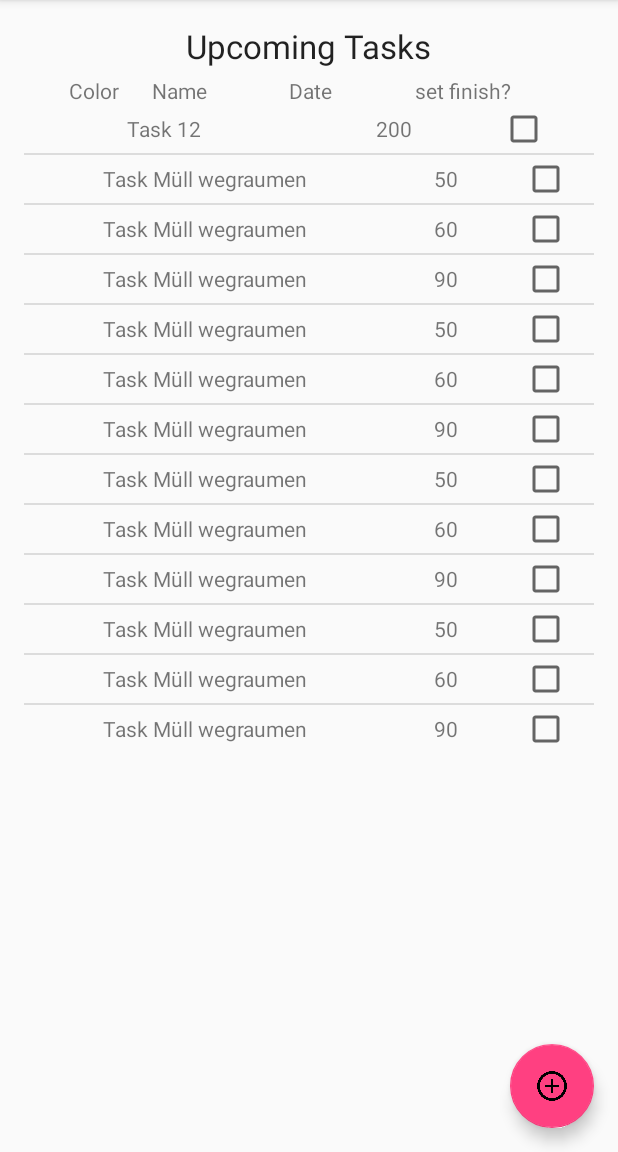
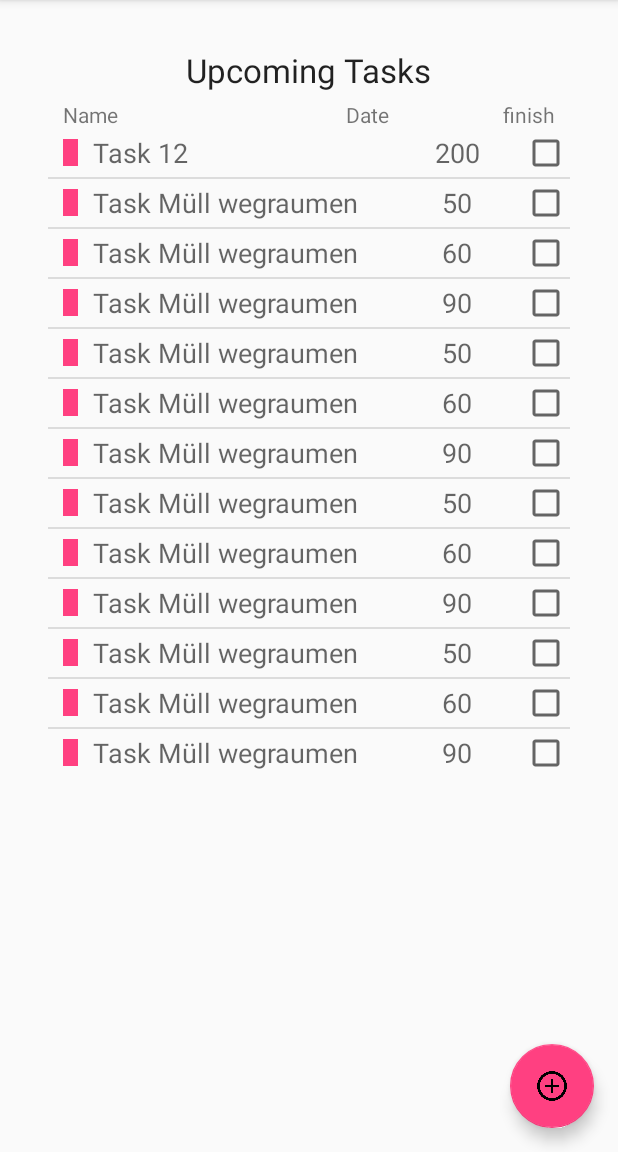
Before and after one commit to NudelSquad/NudelCalendar, an Android app: the screen it shows after launch (MainActivity), in the side drawer, after a tap on "Task Board", on a phone screen of 412 x 824 dp, the part 84-1236 px from its top. Run offline under Robolectric (Android 15) with nearby library versions, the phone set to English and light mode, and no system bars; 5 statements that could not run were skipped.

Commit message:
changens ond task wall

```diff
--- a/app/src/main/java/nudelsquad/nudelcalendar/TaskBoard.java
+++ b/app/src/main/java/nudelsquad/nudelcalendar/TaskBoard.java
@@ -18,6 +18,7 @@ import android.support.v4.app.Fragment;
 import android.widget.Toast;
 
 import java.util.ArrayList;
+import java.util.Calendar;
 import java.util.List;
 import java.util.zip.Inflater;
 
@@ -32,7 +33,7 @@ public class TaskBoard extends Fragment {
     @Override
     public View onCreateView(final LayoutInflater inflater, ViewGroup container, Bundle savedInstanceState) {
 
-
+        Calendar.getInstance().getTime();
         View rootView = inflater.inflate(R.layout.activity_taskboard, container, false);
         Bundle args = getArguments();
         taskboardview = (ListView) rootView.findViewById(R.id.taskboard_list);
--- a/app/src/main/java/nudelsquad/nudelcalendar/TaskBoardAdapter.java
+++ b/app/src/main/java/nudelsquad/nudelcalendar/TaskBoardAdapter.java
@@ -7,8 +7,10 @@ import android.view.ViewGroup;
 import android.widget.BaseAdapter;
 import android.widget.CheckBox;
 import android.widget.GridLayout;
+import android.widget.LinearLayout;
 import android.widget.TextView;
 
+import java.util.Calendar;
 import java.util.List;
 
 public class TaskBoardAdapter extends BaseAdapter {
@@ -48,7 +50,7 @@ public class TaskBoardAdapter extends BaseAdapter {
         {
             holder = new ViewHolder();
             convertView = this.inflater.inflate(R.layout.task_item,parent,false);
-            holder.grid_colortask = (GridLayout) convertView.findViewById(R.id.grid_color);
+            holder.grid_colortask = (LinearLayout) convertView.findViewById(R.id.task_color);
             holder.txtname = (TextView) convertView.findViewById(R.id.txt_taskname);
             holder.txtdate = (TextView) convertView.findViewById(R.id.txt_duedate);
             holder.chk_task = (CheckBox) convertView.findViewById(R.id.check_task);
@@ -71,7 +73,7 @@ public class TaskBoardAdapter extends BaseAdapter {
     }
 
     private class ViewHolder{
-        GridLayout grid_colortask;
+        LinearLayout grid_colortask;
         TextView txtname, txtdate;
         CheckBox chk_task;
 
--- a/app/src/main/res/layout/activity_taskboard.xml
+++ b/app/src/main/res/layout/activity_taskboard.xml
@@ -3,6 +3,10 @@
     xmlns:tools="http://schemas.android.com/tools"
     android:layout_width="match_parent"
     android:layout_height="match_parent"
+    android:paddingBottom="@dimen/activity_vertical_margin"
+    android:paddingLeft="@dimen/activity_horizontal_margin"
+    android:paddingRight="@dimen/activity_horizontal_margin"
+    android:paddingTop="@dimen/activity_vertical_margin"
     tools:context="nudelsquad.nudelcalendar.DayList">
 
     <LinearLayout
@@ -27,29 +31,25 @@
             <TextView
                 android:layout_width="wrap_content"
                 android:layout_height="wrap_content"
-                android:text="Color"
-                android:layout_marginLeft="30dp"
-                android:layout_weight="0.4"
-                android:id="@+id/textView2" />
-
-            <TextView
-                android:layout_width="wrap_content"
-                android:layout_height="wrap_content"
                 android:text="Name"
                 android:layout_weight="1"
+                android:layout_marginLeft="10dp"
                 android:id="@+id/textView3" />
 
             <TextView
                 android:layout_width="wrap_content"
                 android:layout_height="wrap_content"
                 android:text="Date"
+                android:gravity="right"
                 android:layout_weight="1"
                 android:id="@+id/textView4" />
 
             <TextView
                 android:layout_width="wrap_content"
                 android:layout_height="wrap_content"
-                android:text="set finish?"
+                android:text="finish"
+                android:gravity="right"
+                android:layout_marginRight="10dp"
                 android:layout_weight="1"
                 android:id="@+id/textView5" />
         </LinearLayout>
--- a/app/src/main/res/layout/task_item.xml
+++ b/app/src/main/res/layout/task_item.xml
@@ -3,46 +3,62 @@
     android:layout_width="match_parent"
     android:layout_height="match_parent"
     android:descendantFocusability="blocksDescendants"
-    android:orientation="vertical"
-    android:paddingLeft="10dp"
-    android:paddingRight="10dp">
+    android:orientation="vertical">
 
     <LinearLayout xmlns:android="http://schemas.android.com/apk/res/android"
         android:layout_width="match_parent"
         android:layout_height="0dp"
+        android:layout_weight="1"
         android:descendantFocusability="blocksDescendants"
-        android:orientation="horizontal"
-        android:layout_weight="1">
+        android:orientation="horizontal">
 
-        <TextView
-            android:id="@+id/txt_taskname"
-            android:layout_height="match_parent"
+        <LinearLayout
+            android:layout_width="wrap_content"
+            android:layout_height="wrap_content"
             android:gravity="center"
             android:layout_gravity="center_vertical"
-            android:text="Name of Task:"
-            android:layout_weight="0.45"
-            android:layout_width="wrap_content" />
+            android:paddingLeft="10dp"
+            android:orientation="horizontal">
+
+            <LinearLayout
+                android:layout_width="wrap_content"
+                android:layout_height="match_parent"
+                android:gravity="center"
+                android:id="@+id/task_color"
+                android:background="@color/colorAccent"
+                android:minWidth="10dp"
+                android:layout_marginTop="3dp"
+                android:layout_marginBottom="3dp"
+                android:layout_marginRight="10dp"
+                android:orientation="horizontal" />
+
+            <TextView
+                android:id="@+id/txt_taskname"
+                android:layout_width="wrap_content"
+                android:layout_height="match_parent"
+                android:layout_weight="1"
+                android:gravity="left"
+                android:minLines="1"
+                android:maxWidth="200dp"
+                android:minWidth="200dp"
+                android:text="Name of Task:"
+                android:textAppearance="?android:attr/textAppearanceMedium" />
+        </LinearLayout>
+
 
         <TextView
             android:id="@+id/txt_duedate"
+            android:layout_width="wrap_content"
             android:layout_height="match_parent"
+            android:layout_weight="1"
             android:gravity="center"
-            android:layout_gravity="center_horizontal"
-            android:inputType="date"
             android:text="Date"
-            android:layout_weight="0.45"
-            android:layout_width="wrap_content" />
+            android:textAppearance="?android:attr/textAppearanceMedium" />
 
-        <CheckBox
-
+        <android.support.v7.widget.AppCompatCheckBox
             android:id="@+id/check_task"
-            android:layout_width="0dp"
-            android:layout_height="wrap_content"
-            android:checked="false"
-            android:enabled="true"
-            android:gravity="end"
-            android:layout_weight="0.2"
-            android:layout_gravity="center_vertical" />
+            android:layout_width="wrap_content"
+            android:layout_height="wrap_content" />
 
     </LinearLayout>
 
@@ -51,12 +67,11 @@
         android:id="@+id/txt_descpriton"
         android:layout_width="match_parent"
         android:layout_height="0dp"
-        android:layout_gravity="center_vertical"
+        android:layout_weight="1"
+        android:layout_marginLeft="20dp"
         android:text="alkdlkaöfsdkfdalsjkladfskjlfd"
-        android:textAppearance="?android:attr/textAppearanceLarge"
-        android:visibility="gone"
-        android:layout_weight="1" />
-
+        android:textAppearance="?android:attr/textAppearanceMedium"
+        android:visibility="gone" />
 
 
 </LinearLayout>
```
